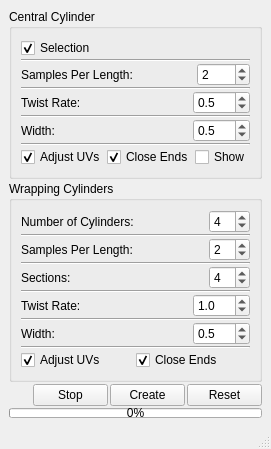
Before: the Qt Designer form ui/window2.ui in iceanimations/generalizedCylinder, drawn with Qt 5.
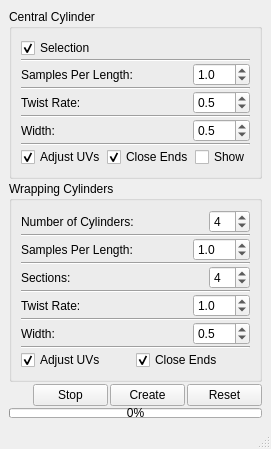
After: the same form once the commit is applied.

Commit message: samplesPerLengthBox made double from int

```diff
--- a/ui/window2.ui
+++ b/ui/window2.ui
@@ -7,7 +7,7 @@
     <x>0</x>
     <y>0</y>
     <width>263</width>
-    <height>415</height>
+    <height>442</height>
    </rect>
   </property>
   <property name="windowTitle">
@@ -73,18 +73,18 @@
           </spacer>
          </item>
          <item>
-          <widget class="QSpinBox" name="samplesPerLengthBox">
-           <property name="minimumSize">
-            <size>
-             <width>53</width>
-             <height>0</height>
-            </size>
-           </property>
-           <property name="minimum">
+          <widget class="QDoubleSpinBox" name="samplesPerLengthBox">
+           <property name="decimals">
             <number>1</number>
            </property>
+           <property name="minimum">
+            <double>0.100000000000000</double>
+           </property>
+           <property name="singleStep">
+            <double>0.100000000000000</double>
+           </property>
            <property name="value">
-            <number>2</number>
+            <double>1.000000000000000</double>
            </property>
           </widget>
          </item>
@@ -301,12 +301,18 @@
           </spacer>
          </item>
          <item>
-          <widget class="QSpinBox" name="samplesPerLengthBox2">
-           <property name="minimum">
+          <widget class="QDoubleSpinBox" name="samplesPerLengthBox2">
+           <property name="decimals">
             <number>1</number>
            </property>
+           <property name="minimum">
+            <double>0.100000000000000</double>
+           </property>
+           <property name="singleStep">
+            <double>0.100000000000000</double>
+           </property>
            <property name="value">
-            <number>2</number>
+            <double>1.000000000000000</double>
            </property>
           </widget>
          </item>
```
The commit also changes 6 other files.
